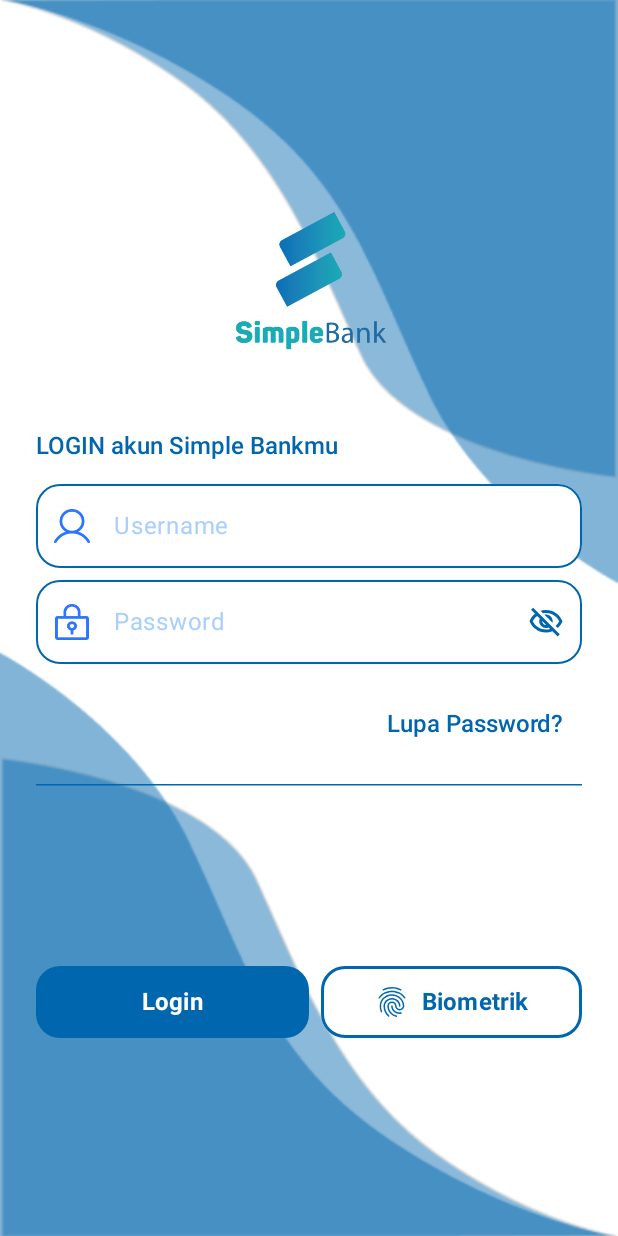
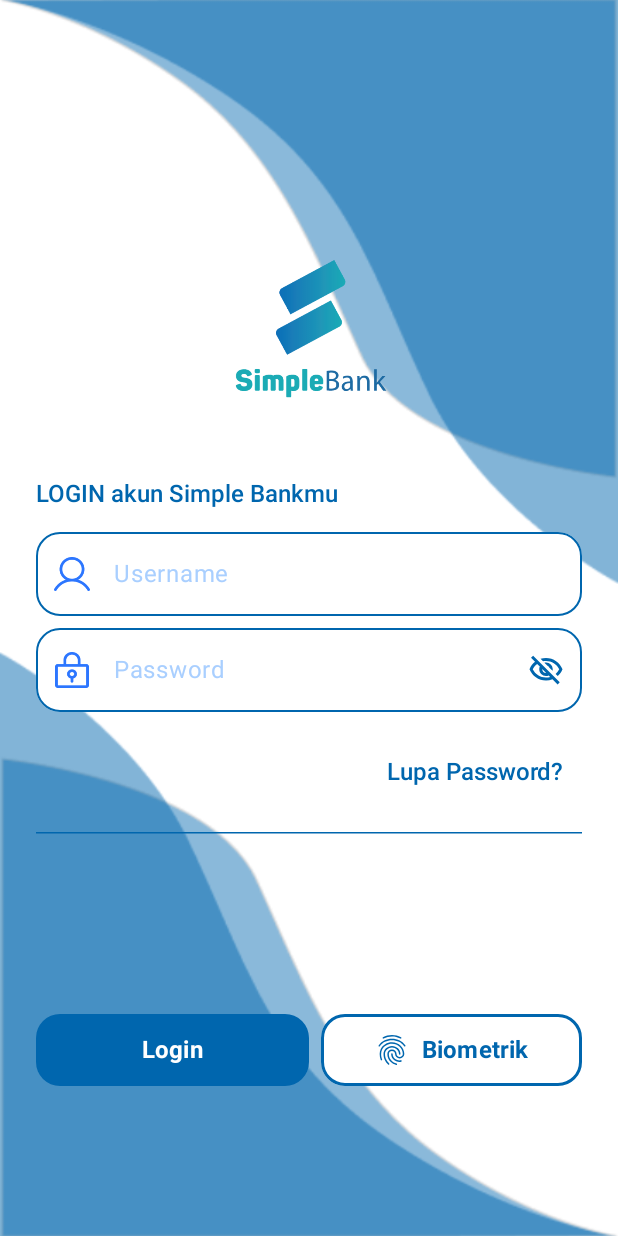
Before and after one commit to Team-1-RAP/Android, an Android app built with Jetpack Compose: the WelcomeActivity screen opened directly, with no data from a screen before it, on a phone screen of 412 x 824 dp. Run offline under Robolectric (Android 15) with nearby library versions, the phone set to English and light mode, and no system bars; our stand-ins replace Dagger/Hilt's generated code.

Commit message:
fix : ui adjustment

```diff
--- a/app/src/main/java/com/team1/simplebank/ui/auth/LoginScreen.kt
+++ b/app/src/main/java/com/team1/simplebank/ui/auth/LoginScreen.kt
@@ -2,6 +2,7 @@ package com.team1.simplebank.ui.auth
 
 import android.app.Activity
 import android.content.Intent
+import android.widget.Toast
 import androidx.compose.foundation.Image
 import androidx.compose.foundation.background
 import androidx.compose.foundation.focusable
@@ -25,6 +26,7 @@ import androidx.compose.material3.ExperimentalMaterial3Api
 import androidx.compose.material3.HorizontalDivider
 import androidx.compose.material3.Icon
 import androidx.compose.material3.ModalBottomSheet
+import androidx.compose.material3.Scaffold
 import androidx.compose.material3.SheetState
 import androidx.compose.material3.Text
 import androidx.compose.material3.TextButton
@@ -45,6 +47,7 @@ import androidx.compose.ui.semantics.contentDescription
 import androidx.compose.ui.semantics.semantics
 import androidx.compose.ui.text.TextStyle
 import androidx.compose.ui.text.font.FontWeight
+import androidx.compose.ui.tooling.preview.Preview
 import androidx.compose.ui.unit.dp
 import androidx.compose.ui.unit.sp
 import androidx.hilt.navigation.compose.hiltViewModel
@@ -118,6 +121,7 @@ fun LoginScreen(
                     .padding(horizontal = 24.dp)
                     .verticalScroll(rememberScrollState())
             ) {
+                Spacer(modifier = Modifier.height(64.dp))
                 Image(
                     painter = painterResource(id = R.drawable.logo),
                     contentDescription = "Logo",
```
